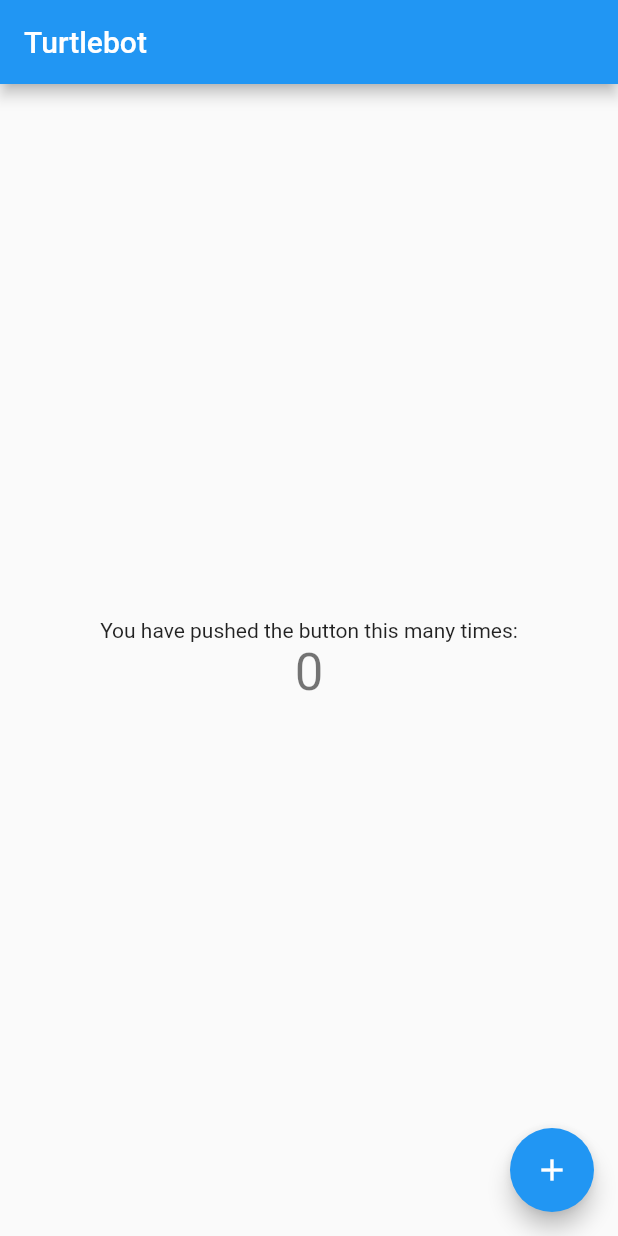
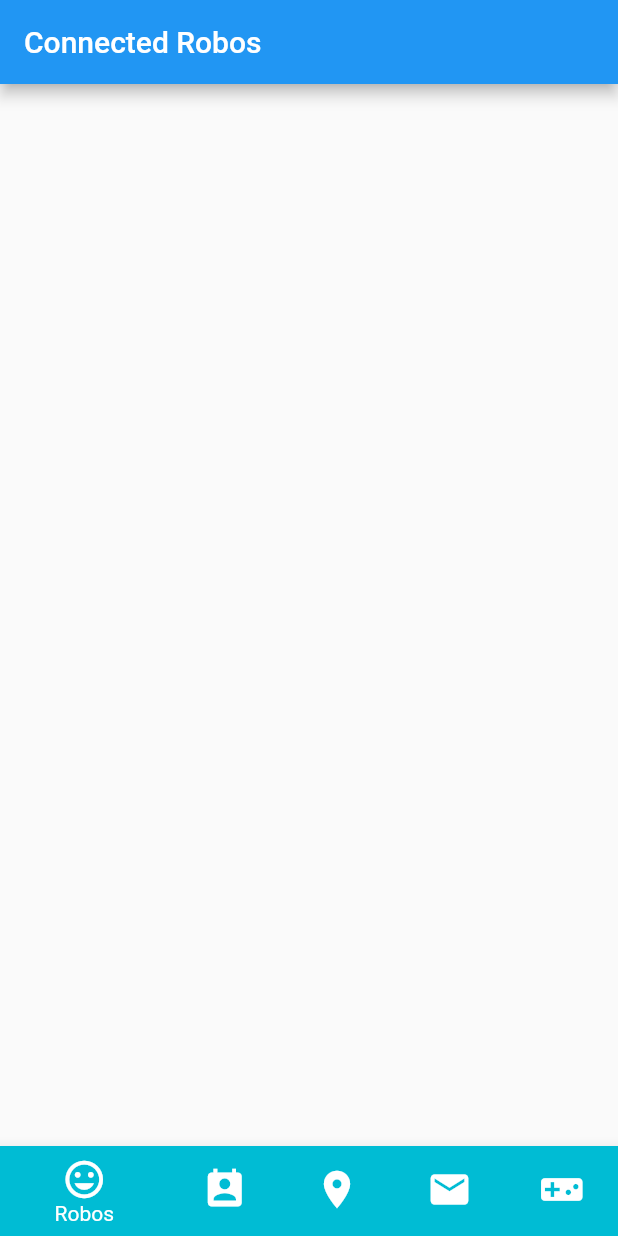
Before and after one commit to FloforPresident/projektarbeit, a Flutter app: the screen it shows after launch, on a phone screen of 412 x 824 dp. Run offline on Flutter 3.47's test engine with Material 2 defaults, Android fonts, the light colour scheme and no system bars.

Commit message:
Add navigation bar

```diff
--- /dev/null
+++ b/FlutterApp/turtlebot/lib/control.dart
@@ -0,0 +1,14 @@
+import 'package:flutter/material.dart';
+
+class Control extends StatelessWidget {
+  const Control({Key key}) : super(key: key);
+
+  @override
+  Widget build(BuildContext context) {
+    return Scaffold(
+      appBar: AppBar(
+        title: Text("Robo Control"),
+      ),
+    );
+  }
+}
--- /dev/null
+++ b/FlutterApp/turtlebot/lib/friends.dart
@@ -0,0 +1,14 @@
+import 'package:flutter/material.dart';
+
+class Friends extends StatelessWidget {
+  const Friends({Key key}) : super(key: key);
+
+  @override
+  Widget build(BuildContext context) {
+    return Scaffold(
+      appBar: AppBar(
+        title: Text("Robo Friends"),
+      ),
+    );
+  }
+}
--- a/FlutterApp/turtlebot/lib/main.dart
+++ b/FlutterApp/turtlebot/lib/main.dart
@@ -1,63 +1,15 @@
 import 'package:flutter/material.dart';
+
+import 'navigation_bar.dart';
 
 void main() => runApp(MyApp());
 
 class MyApp extends StatelessWidget {
   @override
   Widget build(BuildContext context) {
-    return MaterialApp(
-      title: 'TurtleBot Control',
-      theme: ThemeData(
-        primarySwatch: Colors.blue,
-      ),
-      home: MyHomePage(title: 'Turtlebot'),
-    );
+    return MaterialApp(title: 'Bottom NavBar Demo', home: AppNavBarController()
+        // initialRoute: '/',
+        // onGenerateRoute: RouteGenerator.generateRoute,
+        );
   }
 }
-
-class MyHomePage extends StatefulWidget {
-  MyHomePage({Key key, this.title}) : super(key: key);
-
-  final String title;
-
-  @override
-  _MyHomePageState createState() => _MyHomePageState();
-}
-
-class _MyHomePageState extends State<MyHomePage> {
-  int _counter = 0;
-
-  void _incrementCounter() {
-    setState(() {
-      _counter++;
-    });
-  }
-
-  @override
-  Widget build(BuildContext context) {
-    return Scaffold(
-      appBar: AppBar(
-        title: Text(widget.title),
-      ),
-      body: Center(
-        child: Column(
-          mainAxisAlignment: MainAxisAlignment.center,
-          children: <Widget>[
-            Text(
-              'You have pushed the button this many times:',
-            ),
-            Text(
-              '$_counter',
-              style: Theme.of(context).textTheme.display1,
-            ),
-          ],
-        ),
-      ),
-      floatingActionButton: FloatingActionButton(
-        onPressed: _incrementCounter,
-        tooltip: 'Increment',
-        child: Icon(Icons.add),
-      ),
-    );
-  }
-}
--- /dev/null
+++ b/FlutterApp/turtlebot/lib/messages.dart
@@ -0,0 +1,14 @@
+import 'package:flutter/material.dart';
+
+class Messages extends StatelessWidget {
+  const Messages({Key key}) : super(key: key);
+
+  @override
+  Widget build(BuildContext context) {
+    return Scaffold(
+      appBar: AppBar(
+        title: Text("Send Message"),
+      ),
+    );
+  }
+}
--- /dev/null
+++ b/FlutterApp/turtlebot/lib/navigation_bar.dart
@@ -0,0 +1,61 @@
+import 'package:flutter/material.dart';
+
+import 'robos.dart';
+import 'friends.dart';
+import 'rooms.dart';
+import 'messages.dart';
+import 'control.dart';
+
+class AppNavBarController extends StatefulWidget {
+  @override
+  _AppNavBarControllerState createState() => _AppNavBarControllerState();
+}
+
+class _AppNavBarControllerState extends State<AppNavBarController> {
+  final List<Widget> pages = [
+    Robos(key: PageStorageKey('Page1')),
+    Friends(key: PageStorageKey('Page2')),
+    Rooms(key: PageStorageKey('Page3')),
+    Messages(key: PageStorageKey('Page4')),
+    Control(key: PageStorageKey('Page5')),
+  ];
+
+  final PageStorageBucket bucket = PageStorageBucket();
+
+  int _selectedIndex = 0;
+
+  Widget _AppNavBar() => BottomNavigationBar(
+        onTap: (index) => setState(() => _selectedIndex = index),
+        currentIndex: _selectedIndex,
+        iconSize: 30,
+        items: [
+          BottomNavigationBarItem(
+              icon: Icon(Icons.mood),
+              title: Text('Robos'),
+              backgroundColor: Colors.cyan),
+          BottomNavigationBarItem(
+              icon: Icon(Icons.perm_contact_calendar),
+              title: Text('Friends'),
+              backgroundColor: Colors.red),
+          BottomNavigationBarItem(
+              icon: Icon(Icons.location_on),
+              title: Text('Rooms'),
+              backgroundColor: Colors.green),
+          BottomNavigationBarItem(
+              icon: Icon(Icons.mail),
+              title: Text('Messages'),
+              backgroundColor: Colors.orange),
+          BottomNavigationBarItem(
+              icon: Icon(Icons.videogame_asset),
+              title: Text('Control'),
+              backgroundColor: Colors.purple),
+        ],
+      );
+
+  @override
+  Widget build(BuildContext context) {
+    return Scaffold(
+        bottomNavigationBar: _AppNavBar(),
+        body: PageStorage(child: pages[_selectedIndex], bucket: bucket));
+  }
+}
--- /dev/null
+++ b/FlutterApp/turtlebot/lib/robos.dart
@@ -0,0 +1,14 @@
+import 'package:flutter/material.dart';
+
+class Robos extends StatelessWidget {
+  const Robos({Key key}) : super(key: key);
+
+  @override
+  Widget build(BuildContext context) {
+    return Scaffold(
+      appBar: AppBar(
+        title: Text("Connected Robos"),
+      ),
+    );
+  }
+}
--- /dev/null
+++ b/FlutterApp/turtlebot/lib/rooms.dart
@@ -0,0 +1,14 @@
+import 'package:flutter/material.dart';
+
+class Rooms extends StatelessWidget {
+  const Rooms({Key key}) : super(key: key);
+
+  @override
+  Widget build(BuildContext context) {
+    return Scaffold(
+      appBar: AppBar(
+        title: Text("Room Register"),
+      ),
+    );
+  }
+}
--- a/FlutterApp/turtlebot/pubspec.yaml
+++ b/FlutterApp/turtlebot/pubspec.yaml
@@ -14,7 +14,7 @@ description: A new Flutter project.
 version: 1.0.0+1
 
 environment:
-  sdk: ">=2.1.0 <3.0.0"
+  sdk: ">=2.2.0 <3.0.0"
 
 dependencies:
   flutter:
```
